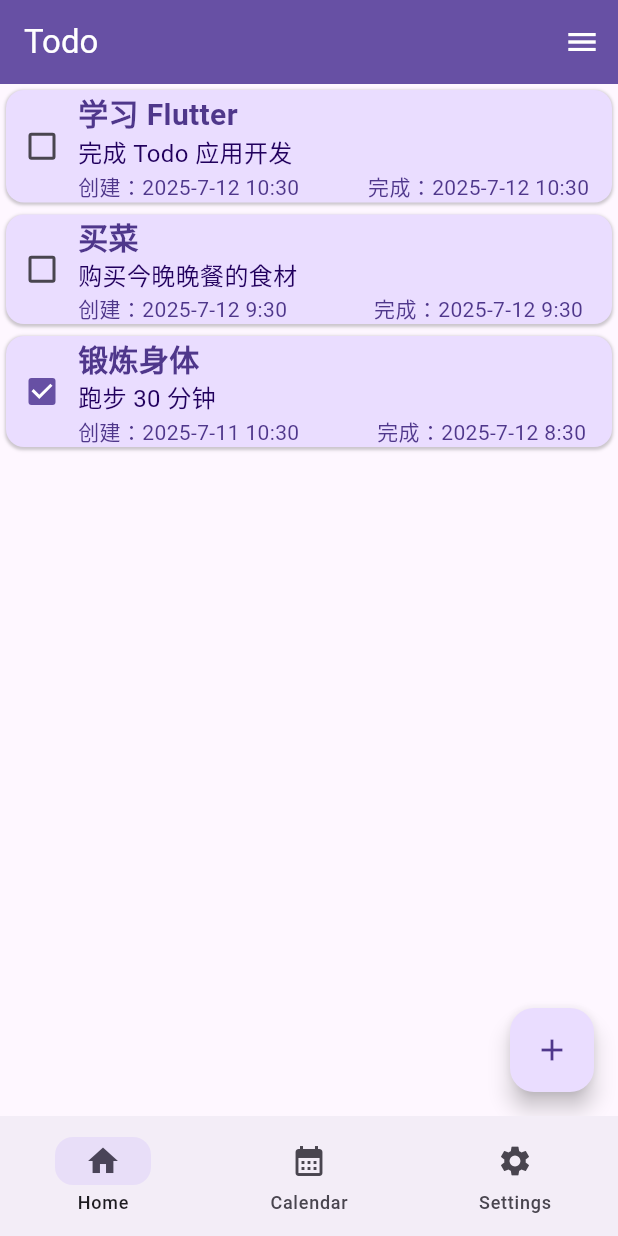
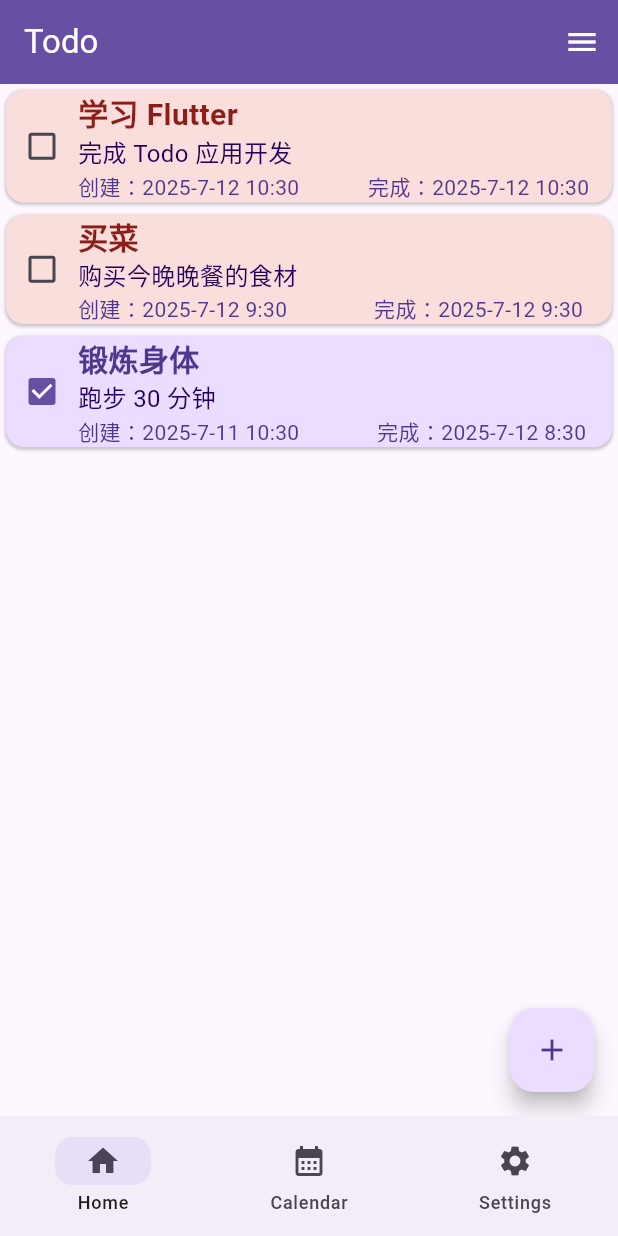
Before and after one commit to hazuki-keatsu/todo_aeo_client, a Flutter app: the screen it shows after launch, on a phone screen of 412 x 824 dp. Run offline on Flutter 3.47's test engine with Material 3 defaults, Android fonts, the phone set to English and light mode, and no system bars; our stand-ins replace dynamic_color, material_color_utilities, sqflite; accounts and stored records are empty.

Commit message:
style(all): 将所有模型中的更新时间字段重命名为完成时间，更新相关数据库和页面逻辑

```diff
--- a/lib/functions/database_query.dart
+++ b/lib/functions/database_query.dart
@@ -31,7 +31,7 @@ class DatabaseQuery {
         description TEXT,
         isCompleted INTEGER NOT NULL DEFAULT 0,
         createdAt TEXT NOT NULL,
-        updatedAt TEXT NOT NULL
+        finishingAt TEXT NOT NULL
       )
     ''');
 
--- a/lib/modules/todo.dart
+++ b/lib/modules/todo.dart
@@ -4,7 +4,7 @@ class Todo {
   final String? description;
   final bool isCompleted;
   final DateTime createdAt;
-  final DateTime updatedAt;
+  final DateTime finishingAt;
 
   Todo({
     this.id,
@@ -12,7 +12,7 @@ class Todo {
     this.description,
     this.isCompleted = false,
     required this.createdAt,
-    required this.updatedAt,
+    required this.finishingAt,
   });
 
   // 从数据库 Map 创建 Todo 对象
@@ -23,7 +23,7 @@ class Todo {
       description: map['description'] as String?,
       isCompleted: (map['isCompleted'] as int) == 1,
       createdAt: DateTime.parse(map['createdAt'] as String),
-      updatedAt: DateTime.parse(map['updatedAt'] as String),
+      finishingAt: DateTime.parse(map['finishingAt'] as String),
     );
   }
 
@@ -35,7 +35,7 @@ class Todo {
       'description': description,
       'isCompleted': isCompleted ? 1 : 0,
       'createdAt': createdAt.toIso8601String(),
-      'updatedAt': updatedAt.toIso8601String(),
+      'finishingAt': finishingAt.toIso8601String(),
     };
   }
 }
--- a/lib/pages/todo_page.dart
+++ b/lib/pages/todo_page.dart
@@ -101,7 +101,7 @@ class _TodoPageState extends State<TodoPage> {
             description: todos![index].description ?? "",
             isCompleted: todos![index].isCompleted == true ? 1 : 0,
             createdAt: todos![index].createdAt,
-            updatedAt: todos![index].updatedAt,
+            finishingAt: todos![index].finishingAt,
             updateCompetedFunction: _updateCompleted,
           );
         },
@@ -112,7 +112,7 @@ class _TodoPageState extends State<TodoPage> {
           crossAxisAlignment: CrossAxisAlignment.stretch,
           children: [
             DrawerHeader(
-              decoration: BoxDecoration(color: Theme.of(context).colorScheme.primaryContainer),
+              decoration: BoxDecoration(color: Theme.of(context).colorScheme.secondaryContainer),
               child: Column(
                 children: [
                   RichText(
@@ -125,7 +125,7 @@ class _TodoPageState extends State<TodoPage> {
                             fontWeight: FontWeight.bold,
                             color: Theme.of(
                               context,
-                            ).colorScheme.onPrimaryContainer,
+                            ).colorScheme.onSecondaryContainer,
                           ),
                         ),
                         TextSpan(
@@ -158,7 +158,7 @@ class _TodoPageState extends State<TodoPage> {
                   Text(
                     "A nice day meets you!",
                     style: TextStyle(
-                      color: Theme.of(context).colorScheme.onPrimaryContainer,
+                      color: Theme.of(context).colorScheme.onSecondaryContainer,
                       fontWeight: FontWeight.w400,
                       fontSize: 18,
                       fontFamily: "cursive",
--- a/lib/tests/database_initializer.dart
+++ b/lib/tests/database_initializer.dart
@@ -18,21 +18,21 @@ class DatabaseInitializer {
         'description': '完成 Todo 应用开发',
         'isCompleted': 0,
         'createdAt': DateTime.now().toIso8601String(),
-        'updatedAt': DateTime.now().toIso8601String(),
+        'finishingAt': DateTime.now().toIso8601String(),
       },
       {
         'title': '买菜',
         'description': '购买今晚晚餐的食材',
         'isCompleted': 0,
         'createdAt': DateTime.now().subtract(Duration(hours: 1)).toIso8601String(),
-        'updatedAt': DateTime.now().subtract(Duration(hours: 1)).toIso8601String(),
+        'finishingAt': DateTime.now().subtract(Duration(hours: 1)).toIso8601String(),
       },
       {
         'title': '锻炼身体',
         'description': '跑步 30 分钟',
         'isCompleted': 1,
         'createdAt': DateTime.now().subtract(Duration(days: 1)).toIso8601String(),
-        'updatedAt': DateTime.now().subtract(Duration(hours: 2)).toIso8601String(),
+        'finishingAt': DateTime.now().subtract(Duration(hours: 2)).toIso8601String(),
       },
     ];
 
--- a/lib/widgets/todo_tile.dart
+++ b/lib/widgets/todo_tile.dart
@@ -9,7 +9,7 @@ class TodoTile extends StatefulWidget {
     required this.description,
     required this.isCompleted,
     required this.createdAt,
-    required this.updatedAt,
+    required this.finishingAt,
     required this.updateCompetedFunction,
   });
 
@@ -18,7 +18,7 @@ class TodoTile extends StatefulWidget {
   final String description;
   final int isCompleted;
   final DateTime createdAt;
-  final DateTime updatedAt;
+  final DateTime finishingAt;
   final Function(bool, int) updateCompetedFunction;
 
   @override
@@ -49,11 +49,11 @@ class _TodoTileState extends State<TodoTile> {
       padding: EdgeInsetsGeometry.all(4),
       child: DecoratedBox(
         decoration: BoxDecoration(
-          color: Theme.of(context).colorScheme.primaryContainer,
+          color: isCompleted ? Theme.of(context).colorScheme.primaryContainer : Theme.of(context).colorScheme.errorContainer,
           borderRadius: BorderRadius.circular(12),
           boxShadow: [
             BoxShadow(
-              color: Colors.black.withValues(alpha: 0.2),
+              color: Theme.of(context).colorScheme.shadow.withValues(alpha: 0.2),
               offset: Offset(0, 1),
               blurRadius: 1,
               spreadRadius: 0.5,
@@ -73,7 +73,7 @@ class _TodoTileState extends State<TodoTile> {
                   Text(
                     widget.title,
                     style: TextStyle(
-                      color: Theme.of(context).colorScheme.onPrimaryContainer,
+                      color: isCompleted ? Theme.of(context).colorScheme.onPrimaryContainer : Theme.of(context).colorScheme.onErrorContainer,
                       fontWeight: FontWeight.w700,
                       fontSize: 20
                     ),
@@ -98,7 +98,7 @@ class _TodoTileState extends State<TodoTile> {
                       ),
                       Spacer(flex: 3,),
                       Text(
-                        "完成：${widget.updatedAt.year}-${widget.updatedAt.month}-${widget.updatedAt.day} ${widget.updatedAt.hour}:${widget.updatedAt.minute}",
+                        "完成：${widget.finishingAt.year}-${widget.finishingAt.month}-${widget.finishingAt.day} ${widget.finishingAt.hour}:${widget.finishingAt.minute}",
                         style: TextStyle(
                           color: Theme.of(
                             context,
```
Also changed, not shown: 1 other file.
